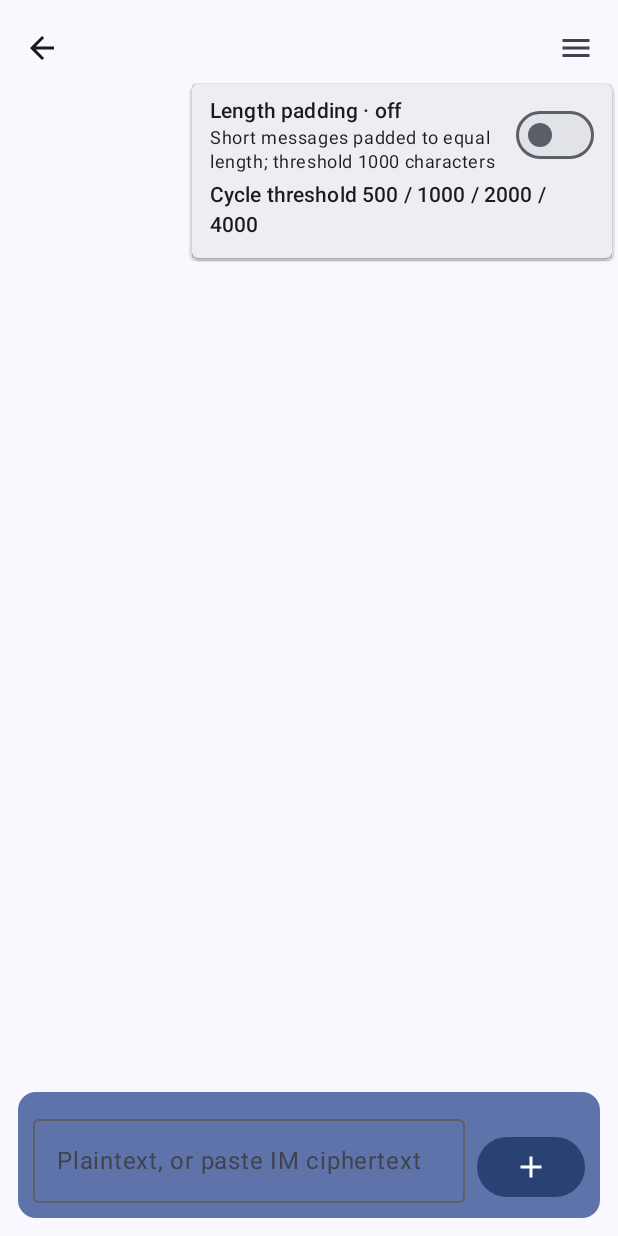
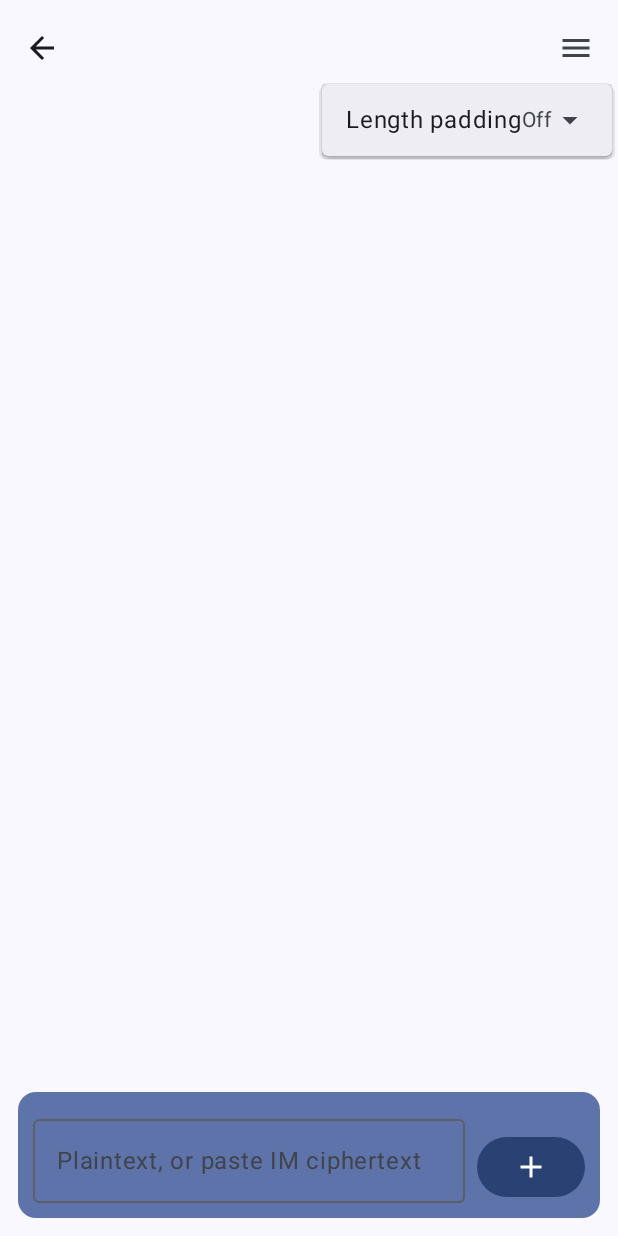
Before and after one commit to Huai-Tian/sealing-wax, an Android app built with Jetpack Compose: the composable ChatScreen called with empty values, after a tap on "More", on a phone screen of 412 x 824 dp. Run offline under Robolectric (Android 15) with nearby library versions, the phone set to English and light mode, and no system bars.

Commit message:
ui: 对话屏菜单同款几何 + 长度混淆单行下拉 + 关于弹窗收紧(所有者指示,UI 优化第六批)
- 对话屏三横线菜单换用第五批的 OverflowMenu,几何与首页一致
- 长度混淆重构为单行:标签居左 + 当前值 ▾ 居右,嵌套下拉选档,
  开关与阈值合并(原 Switch + 循环切换两项删除)
- 阈值档位重定为等比数列 200/364/664/1208/2200/4000
  (r = 20^1/5 ≈ 1.82,精确命中核心区间端点;设计依据业界调查:
  码率阶梯/ISO/光圈/模块化字阶均为固定比率等比);混淆无默认档
  ——开启必选档,关闭时分割=单片上限(非混淆);核心下限 500→200,
  纯发送侧行为不涉协议,旧保存值仍合法;test_session 同步
- 关于弹窗改裸 Dialog + usePlatformDefaultWidth=false + 自绘 Surface,
  宽度自适应内容(复刻 Shizuku MaterialAlertDialogBuilder 紧凑卡片)
- 资源同步:删 menu_padding/padding_on/padding_desc/menu_threshold,
  新增 menu_length_padding,padding_off 改作下拉"关闭/Off"项;
  README_AGENT §4/§9/§15 与 wire-spec §9 同步

```diff
--- a/app/src/main/java/sealing/wax/ui/ChatScreen.kt
+++ b/app/src/main/java/sealing/wax/ui/ChatScreen.kt
@@ -30,6 +30,7 @@ import androidx.compose.foundation.layout.Spacer
 import androidx.compose.foundation.layout.fillMaxSize
 import androidx.compose.foundation.layout.fillMaxWidth
 import androidx.compose.foundation.layout.height
+import androidx.compose.foundation.layout.heightIn
 import androidx.compose.foundation.layout.imePadding
 import androidx.compose.foundation.layout.padding
 import androidx.compose.foundation.layout.size
@@ -43,6 +44,7 @@ import androidx.compose.material.icons.Icons
 import androidx.compose.material.icons.automirrored.filled.ArrowBack
 import androidx.compose.material.icons.automirrored.filled.Send
 import androidx.compose.material.icons.filled.Add
+import androidx.compose.material.icons.filled.ArrowDropDown
 import androidx.compose.material.icons.filled.Attachment
 import androidx.compose.material.icons.filled.Lock
 import androidx.compose.material.icons.filled.Menu
@@ -50,15 +52,12 @@ import androidx.compose.material3.AlertDialog
 import androidx.compose.material3.Button
 import androidx.compose.material3.Card
 import androidx.compose.material3.CardDefaults
-import androidx.compose.material3.DropdownMenu
-import androidx.compose.material3.DropdownMenuItem
 import androidx.compose.material3.ExperimentalMaterial3Api
 import androidx.compose.material3.Icon
 import androidx.compose.material3.IconButton
 import androidx.compose.material3.MaterialTheme
 import androidx.compose.material3.OutlinedTextField
 import androidx.compose.material3.Scaffold
-import androidx.compose.material3.Switch
 import androidx.compose.material3.Text
 import androidx.compose.material3.TextButton
 import androidx.compose.material3.TopAppBar
@@ -94,6 +93,12 @@ import java.io.File
 import java.text.DateFormat
 import java.util.Date
 
+/** 长度混淆阈值档位(第六批,所有者定夺):等比数列,r = 20^(1/5) ≈ 1.82,
+ *  精确命中核心区间端点 [200, 4000];单片容量 = T×3/4−66 字节,即
+ *  28 / 69 / 144 / 280 / 528 / 978 字。无默认档——开启必从列表选档,
+ *  关闭时分割 = 单片上限(非混淆,不受本表影响)。须为 4 的倍数。 */
+private val PAD_THRESHOLDS = intArrayOf(200, 364, 664, 1208, 2200, 4000)
+
 /** 对话屏:五个动作全部一键化(§5),KPI = 平文 + 1 步。 */
 @OptIn(ExperimentalMaterial3Api::class)
 @Composable
@@ -111,7 +116,6 @@ fun ChatScreen(
     var input by remember { mutableStateOf("") }
     var openNote by remember { mutableStateOf<String?>(null) }
     var panelOpen by remember { mutableStateOf(false) }
-    var menuOpen by remember { mutableStateOf(false) }
     var sasOpen by remember { mutableStateOf(false) }
     var saveDialog by remember { mutableStateOf(false) }
     var busy by remember { mutableStateOf<String?>(null) }
@@ -323,60 +327,70 @@ fun ChatScreen(
                             )
                         }
                     }
-                    /* 通用菜单(三横线):Box 包住按钮与菜单,锚定按钮本身
-                     * (首页三点菜单同款锚点写法,真机反馈 2026-11) */
+                    /* 通用菜单(三横线):Shizuku 溢出菜单同款几何(第六批同步);
+                     * 长度混淆 = 单行,开关与阈值合并为右侧下拉(所有者指示) */
                     Box {
+                        var menuOpen by remember { mutableStateOf(false) }
+                        var padOpen by remember { mutableStateOf(false) }
                         IconButton(onClick = { menuOpen = true }) {
                             Icon(Icons.Default.Menu, contentDescription = stringResource(R.string.chat_menu_cd))
                         }
-                        DropdownMenu(expanded = menuOpen, onDismissRequest = { menuOpen = false }) {
-                            DropdownMenuItem(
-                                text = {
-                                    Column {
-                                        Text(
-                                            stringResource(
-                                                R.string.menu_padding,
-                                                stringResource(
-                                                    if (SessionManager.paddingEnabled) {
-                                                        R.string.padding_on
-                                                    } else {
-                                                        R.string.padding_off
-                                                    }
-                                                ),
-                                            ),
-                                        )
-                                        Text(
-                                            stringResource(
-                                                R.string.padding_desc, SessionManager.paddingThreshold,
-                                            ),
-                                            style = MaterialTheme.typography.bodySmall,
-                                        )
+                        OverflowMenu(
+                            expanded = menuOpen,
+                            onDismissRequest = {
+                                menuOpen = false
+                                padOpen = false
+                            },
+                        ) {
+                            Box {
+                                Row(
+                                    Modifier
+                                        .fillMaxWidth()
+                                        .heightIn(min = 48.dp)
+                                        .clickable { padOpen = !padOpen }
+                                        .padding(horizontal = 16.dp),
+                                    verticalAlignment = Alignment.CenterVertically,
+                                ) {
+                                    Text(
+                                        stringResource(R.string.menu_length_padding),
+                                        style = MaterialTheme.typography.bodyLarge,
+                                        modifier = Modifier.weight(1f),
+                                    )
+                                    Text(
+                                        if (SessionManager.paddingEnabled) {
+                                            SessionManager.paddingThreshold.toString()
+                                        } else {
+                                            stringResource(R.string.padding_off)
+                                        },
+                                        style = MaterialTheme.typography.bodyMedium,
+                                        color = MaterialTheme.colorScheme.onSurfaceVariant,
+                                    )
+                                    Icon(
+                                        Icons.Default.ArrowDropDown,
+                                        contentDescription = null,
+                                        tint = MaterialTheme.colorScheme.onSurfaceVariant,
+                                    )
+                                }
+                                /* 嵌套下拉:关闭 + 阈值档位(第六批重定,覆盖核心
+                                 * 全区间;列表外的旧值仅不再展示,仍合法) */
+                                OverflowMenu(
+                                    expanded = padOpen,
+                                    onDismissRequest = { padOpen = false },
+                                ) {
+                                    OverflowMenuItem(stringResource(R.string.padding_off)) {
+                                        SessionManager.setPadding(false, SessionManager.paddingThreshold)
+                                        padOpen = false
+                                        menuOpen = false
                                     }
-                                },
-                                onClick = {},
-                                trailingIcon = {
-                                    Switch(
-                                        checked = SessionManager.paddingEnabled,
-                                        onCheckedChange = { on ->
+                                    PAD_THRESHOLDS.forEach { t ->
+                                        OverflowMenuItem(t.toString()) {
+                                            SessionManager.setPadding(true, t)
+                                            padOpen = false
                                             menuOpen = false
-                                            SessionManager.setPadding(on, SessionManager.paddingThreshold)
-                                        },
-                                    )
-                                },
-                            )
-                            DropdownMenuItem(
-                                text = { Text(stringResource(R.string.menu_threshold)) },
-                                onClick = {
-                                    val next = when (SessionManager.paddingThreshold) {
-                                        500 -> 1000
-                                        1000 -> 2000
-                                        2000 -> 4000
-                                        else -> 500
+                                        }
                                     }
-                                    SessionManager.setPadding(true, next)
-                                    menuOpen = false
-                                },
-                            )
+                                }
+                            }
                         }
                     }
                 },
--- a/app/src/main/java/sealing/wax/ui/Components.kt
+++ b/app/src/main/java/sealing/wax/ui/Components.kt
@@ -15,10 +15,13 @@ import android.graphics.Bitmap
 import androidx.compose.animation.core.MutableTransitionState
 import androidx.compose.animation.core.animateFloat
 import androidx.compose.animation.core.tween
-import androidx.compose.animation.core.updateTransition
+import androidx.compose.animation.core.rememberTransition
 import androidx.compose.foundation.Image
+import androidx.compose.foundation.ScrollState
 import androidx.compose.foundation.background
 import androidx.compose.foundation.clickable
+import androidx.compose.foundation.rememberScrollState
+import androidx.compose.foundation.verticalScroll
 import androidx.compose.foundation.layout.Arrangement
 import androidx.compose.foundation.layout.Box
 import androidx.compose.foundation.layout.Column
@@ -197,12 +200,14 @@ private val OverflowMenuItemPadding = 16.dp
 /**
  * Shizuku 溢出菜单同款比例的下拉菜单。放进包住锚点按钮的 Box 里使用
  * (锚点 = 父布局,与 DropdownMenu 相同);条目用 [OverflowMenuItem]。
+ * 选项多时自动纵向滚动。
  */
 @Composable
 fun OverflowMenu(
     expanded: Boolean,
     onDismissRequest: () -> Unit,
     modifier: Modifier = Modifier,
+    scrollState: ScrollState = rememberScrollState(),
     content: @Composable ColumnScope.() -> Unit,
 ) {
     val expandedState = remember { MutableTransitionState(false) }
@@ -215,7 +220,7 @@ fun OverflowMenu(
             properties = PopupProperties(focusable = true),
         ) {
             /* 开合动画与 M3 DropdownMenu 同款:缩放 + 淡入,绕锚点角 */
-            val transition = updateTransition(expandedState, "OverflowMenu")
+            val transition = rememberTransition(expandedState, "OverflowMenu")
             val scale by transition.animateFloat(transitionSpec = { tween(150) }) {
                 if (it) 1f else 0.8f
             }
@@ -235,7 +240,12 @@ fun OverflowMenu(
                 shadowElevation = MenuDefaults.ShadowElevation,
             ) {
                 /* 无竖向内边距:行高 48dp 连续堆叠,同 appcompat 溢出列表 */
-                Column(Modifier.width(IntrinsicSize.Max), content = content)
+                Column(
+                    Modifier
+                        .width(IntrinsicSize.Max)
+                        .verticalScroll(scrollState),
+                    content = content,
+                )
             }
         }
     }
--- a/app/src/main/res/values/strings.xml
+++ b/app/src/main/res/values/strings.xml
@@ -62,12 +62,9 @@
     <string name="chat_dir_sent">sent by me</string>
     <string name="chat_dir_received">received by me</string>
 
-    <!-- chat: menu / length padding -->
-    <string name="menu_padding">Length padding · %1$s</string>
-    <string name="padding_on">on</string>
-    <string name="padding_off">off</string>
-    <string name="padding_desc">Short messages padded to equal length; threshold %1$d characters</string>
-    <string name="menu_threshold">Cycle threshold 500 / 1000 / 2000 / 4000</string>
+    <!-- chat: menu / length padding (one-row dropdown, 6th batch) -->
+    <string name="menu_length_padding">Length padding</string>
+    <string name="padding_off">Off</string>
 
     <!-- chat: input bar -->
     <string name="input_label">Plaintext, or paste IM ciphertext</string>
```
Also changed, not shown: app/src/main/java/sealing/wax/ui/AboutScreens.kt (+17 -11 lines), 5 other files.
